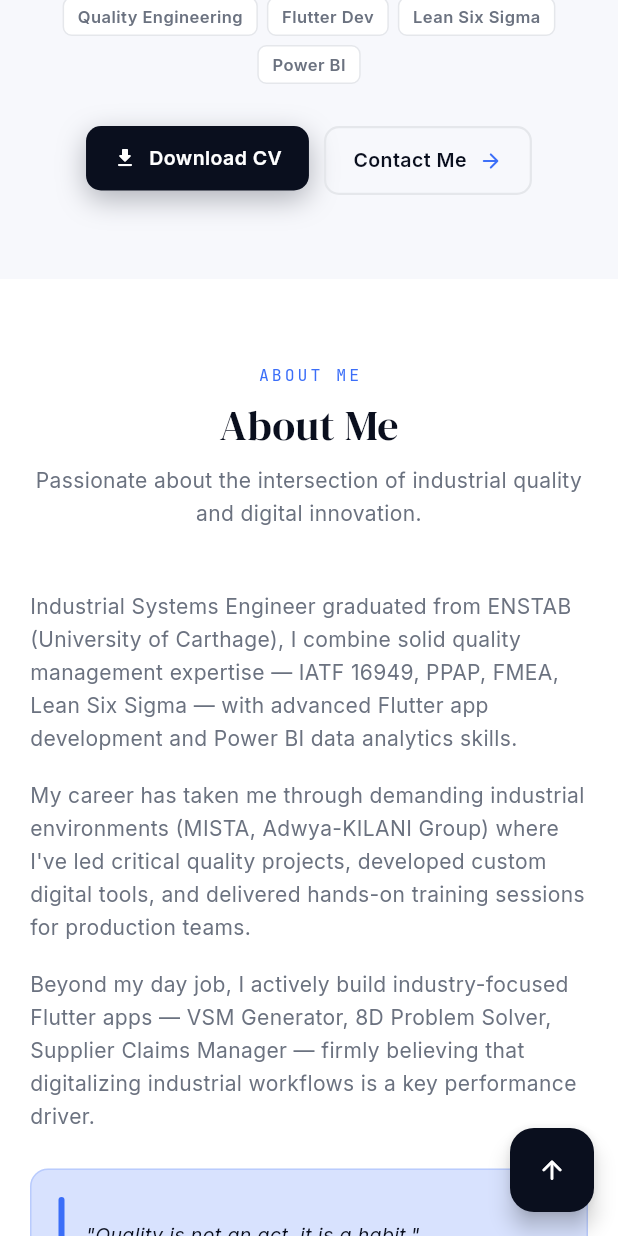
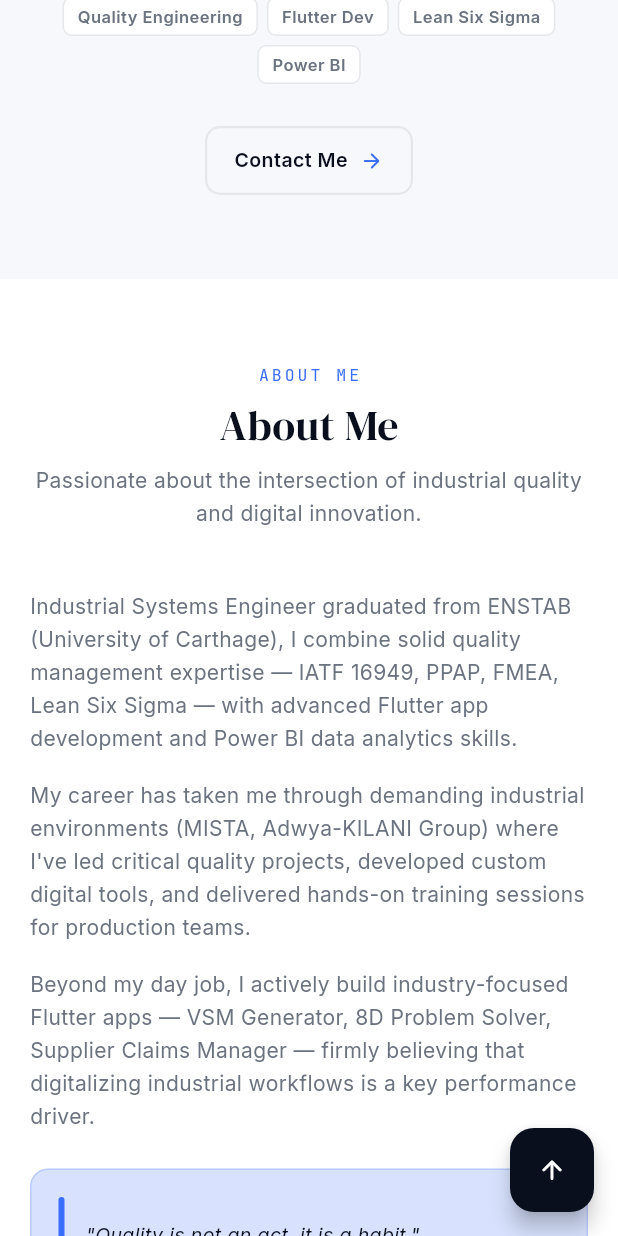
Before and after one commit to Oussema789/my_resume, a Flutter app: the screen it shows after launch, scrolled down 576 dp, on a phone screen of 412 x 824 dp. Run offline on Flutter 3.47's test engine with Material 3 defaults, Android fonts, the phone set to English and light mode, and no system bars; our stand-ins replace carousel_slider, google_fonts, responsive_builder, visibility_detector; missing offline and left inert: dart:html.

Commit message:
commented Download cv

```diff
--- a/lib/my resume/my_resume_screen.dart
+++ b/lib/my resume/my_resume_screen.dart
@@ -985,7 +985,7 @@ class _PortfolioWebsiteState extends State<PortfolioWebsite>
             runSpacing: 10,
             alignment: wrapAlign,
             children: [
-              _primaryBtn(s.heroCvBtn, Icons.download_rounded, _downloadCV, t),
+              //_primaryBtn(s.heroCvBtn, Icons.download_rounded, _downloadCV, t),
               _secondaryBtn(
                 s.heroContactBtn,
                 Icons.arrow_forward_rounded,
```
